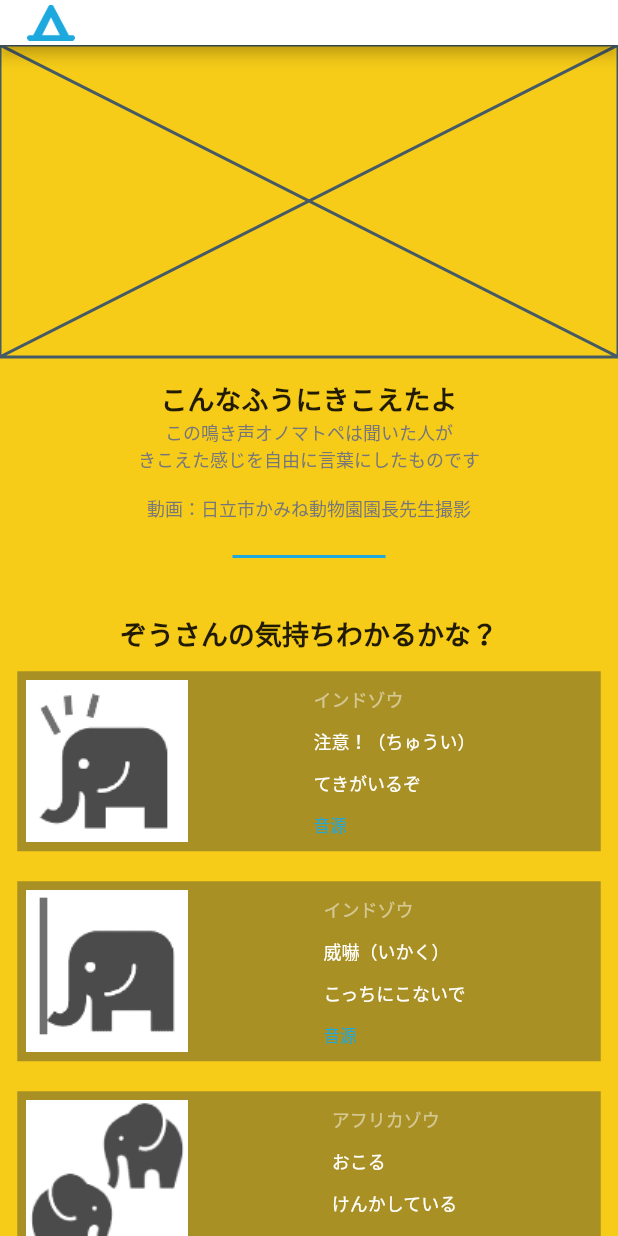
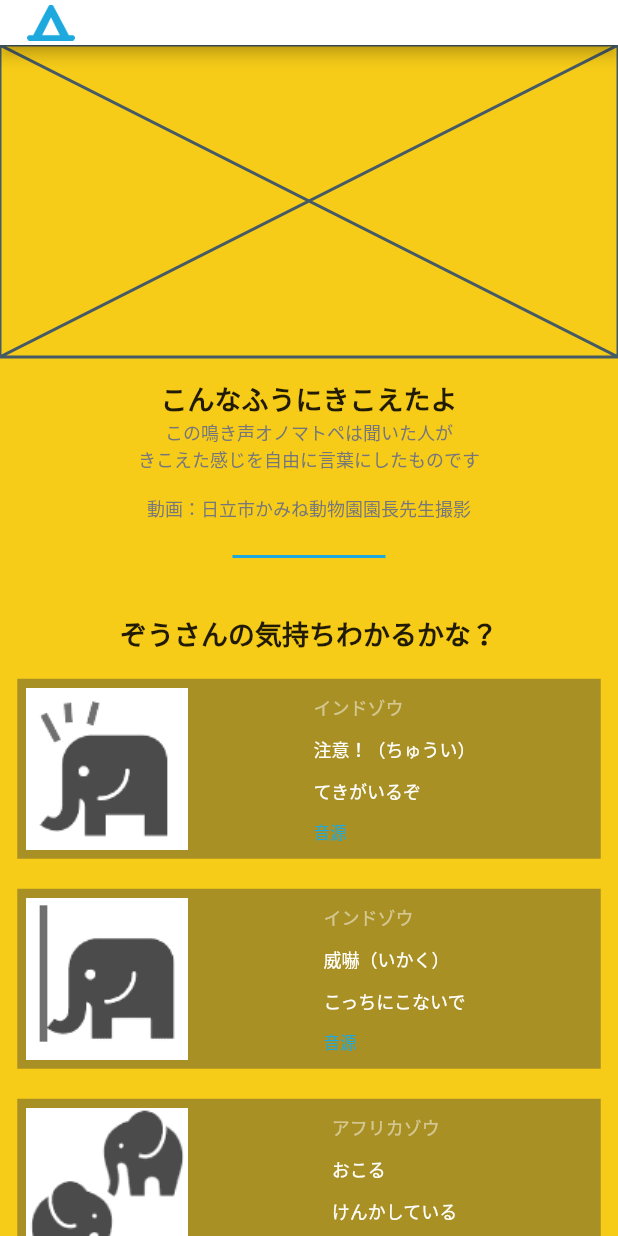
Before and after one commit to ProjectMCR/mcr, a Flutter app: the screen it shows after launch, on a phone screen of 412 x 824 dp. Run offline on Flutter 3.47's test engine with Material 2 defaults, Android fonts, the phone set to English and light mode, and no system bars.

Commit message:
動画を再生しながら鳴き声の選択を可能に

```diff
--- a/lib/pages/animal_page.dart
+++ b/lib/pages/animal_page.dart
@@ -69,8 +69,7 @@ class AnimalPage extends StatelessWidget {
             ),
           ),
         ),
-        body: SingleChildScrollView(
-          child: Column(
+        body: Column(
           children: [
             const SizedBox(
               height: 208,
@@ -118,7 +117,9 @@ class AnimalPage extends StatelessWidget {
                 fontWeight: FontWeight.w600,
               ),
             ),
-              ListView.separated(
+            const SizedBox(height: 5),
+            Expanded(
+              child: ListView.separated(
                 physics: const ClampingScrollPhysics(),
                 shrinkWrap: true,
                 padding: const EdgeInsets.all(11.5),
@@ -143,8 +144,8 @@ class AnimalPage extends StatelessWidget {
                 separatorBuilder: (context, index) =>
                     const SizedBox(height: 20),
               ),
+            ),
           ],
-          ),
         ),
       ),
     );
```
Lines whose indentation alone changed are shown as unchanged.
